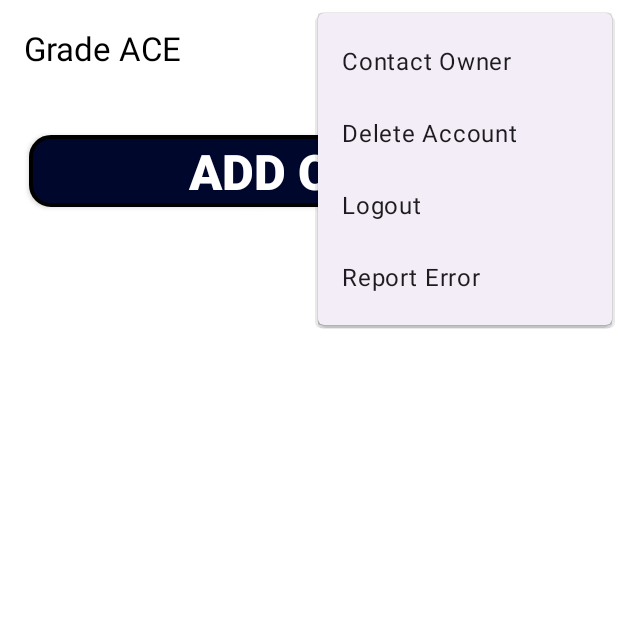
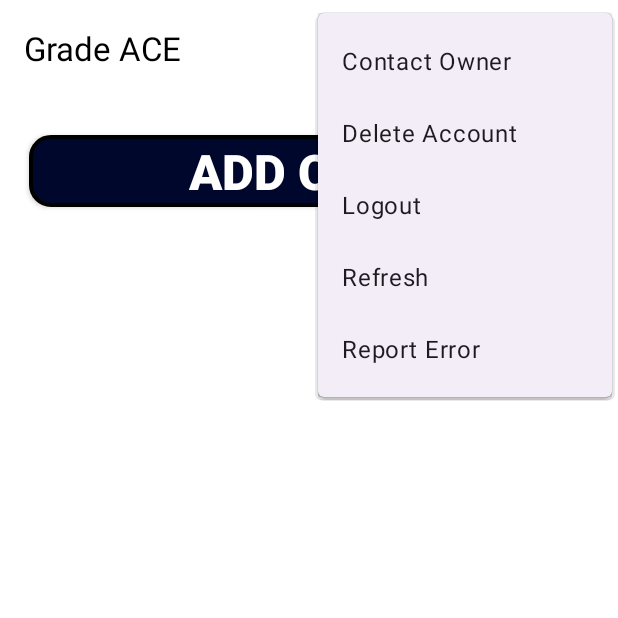
Before and after one commit to supershor/Grade-ACE, an Android app: the screen it shows after launch once a user with an empty profile is signed in (MainActivity), with the options menu open, on a phone screen of 412 x 824 dp, the top half of it. Run offline under Robolectric (Android 15) with nearby library versions, the phone set to English and light mode, and no system bars; our stand-ins replace Firebase (no records; nobody signed in at launch, a user with empty details on screens opened directly), sdp/ssp sizes.

Commit message:
menu files added.

```diff
--- a/app/src/main/res/menu/main_menu.xml
+++ b/app/src/main/res/menu/main_menu.xml
@@ -2,7 +2,8 @@
 <menu xmlns:android="http://schemas.android.com/apk/res/android"
     xmlns:app="http://schemas.android.com/apk/res-auto">
     <item app:showAsAction="withText" android:title="@string/contact_owner" android:id="@+id/contact_owner" android:icon="@drawable/connection"/>
-    <item app:showAsAction="withText" android:title="@string/delete_account" android:id="@+id/delete_account" android:icon="@drawable/reload"/>
+    <item app:showAsAction="withText" android:title="@string/delete_account" android:id="@+id/delete_account" android:icon="@drawable/delete_account"/>
     <item app:showAsAction="withText" android:title="@string/logout" android:id="@+id/logout" android:icon="@drawable/logout"/>
+    <item app:showAsAction="withText" android:title="@string/refresh" android:id="@+id/refresh" android:icon="@drawable/reload"/>
     <item app:showAsAction="withText" android:title="@string/report_error" android:id="@+id/report_error" android:icon="@drawable/problem"/>
 </menu>
--- a/app/src/main/res/values/strings.xml
+++ b/app/src/main/res/values/strings.xml
@@ -25,5 +25,6 @@
     <string name="delete_account">Delete Account</string>
     <string name="logout">Logout</string>
     <string name="report_error">Report Error</string>
+    <string name="refresh">Refresh</string>
 
 </resources>
--- a/app/src/main/res/values/themes.xml
+++ b/app/src/main/res/values/themes.xml
@@ -1,9 +1,12 @@
-<resources xmlns:tools="http://schemas.android.com/tools">
+<resources>
     <!-- Base application theme. -->
     <style name="Base.Theme.GradeACE" parent="Theme.Material3.DayNight.NoActionBar">
         <!-- Customize your light theme here. -->
+        <item name="android:textColorSecondary">@color/black</item>
         <!-- <item name="colorPrimary">@color/my_light_primary</item> -->
     </style>
 
-    <style name="Theme.GradeACE" parent="Base.Theme.GradeACE" />
+    <style name="Theme.GradeACE" parent="Base.Theme.GradeACE" >
+        <item name="android:textColorSecondary">@color/black</item>
+    </style>
 </resources>
```
Also changed, not shown: app/src/main/res/drawable/connection.png (added), app/src/main/res/drawable/delete_account.png (added), app/src/main/res/drawable/logout.png (added), app/src/main/res/drawable/problem.png (added), app/src/main/res/drawable/reload.png (added).
